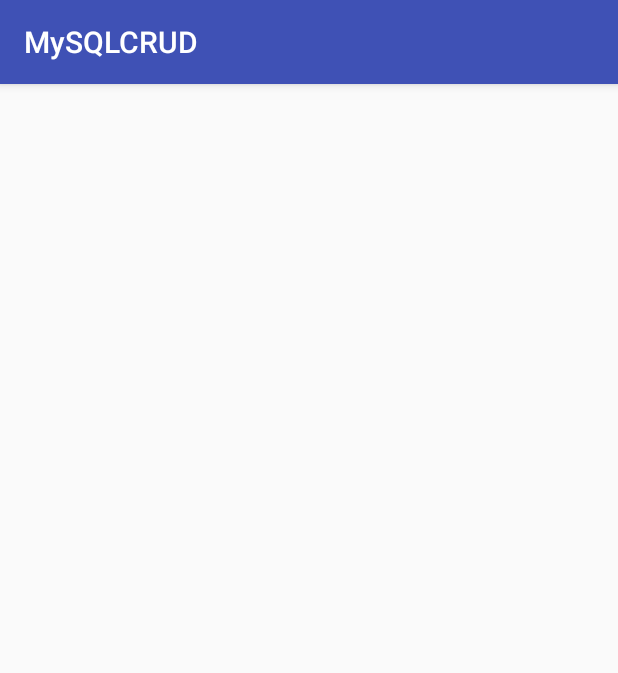
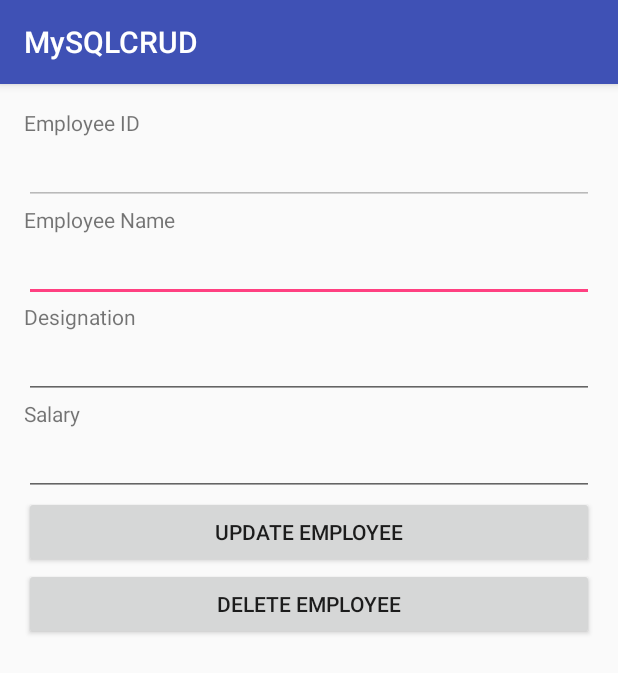
Before and after one commit to GalaWLDM/MySQLCRUD1, an Android app: the ViewEmployee screen opened directly, with no data from a screen before it, on a phone screen of 412 x 824 dp. Shown: the top 673 px of the screen. Run offline under Robolectric (Android 15) with nearby library versions, the phone set to English and light mode, and no system bars.

Commit message:
Update activity_view_employee.xml

```diff
--- a/app/src/main/res/layout/activity_view_employee.xml
+++ b/app/src/main/res/layout/activity_view_employee.xml
@@ -1,13 +1,63 @@
-<?xml version="1.0" encoding="utf-8"?>
-<RelativeLayout xmlns:android="http://schemas.android.com/apk/res/android"
-    xmlns:tools="http://schemas.android.com/tools"
-    android:id="@+id/activity_view_employee"
-    android:layout_width="match_parent"
-    android:layout_height="match_parent"
-    android:paddingBottom="@dimen/activity_vertical_margin"
-    android:paddingLeft="@dimen/activity_horizontal_margin"
+<LinearLayout xmlns:android="http://schemas.android.com/apk/res/android"
+    xmlns:tools="http://schemas.android.com/tools" android:layout_width="match_parent"
+    android:orientation="vertical"
+    android:layout_height="match_parent" android:paddingLeft="@dimen/activity_horizontal_margin"
     android:paddingRight="@dimen/activity_horizontal_margin"
     android:paddingTop="@dimen/activity_vertical_margin"
-    tools:context="com.example.lds.mysqlcrud.ViewEmployee">
+    android:paddingBottom="@dimen/activity_vertical_margin"
+    tools:context="net.simplifiedcoding.mysqlcrud.ViewEmployee">
 
-</RelativeLayout>
+    <TextView
+        android:layout_width="wrap_content"
+        android:layout_height="wrap_content"
+        android:text="Employee ID" />
+
+    <EditText
+        android:layout_width="match_parent"
+        android:layout_height="wrap_content"
+        android:enabled="false"
+        android:id="@+id/editTextId" />
+
+    <TextView
+        android:layout_width="wrap_content"
+        android:layout_height="wrap_content"
+        android:text="Employee Name" />
+
+    <EditText
+        android:layout_width="match_parent"
+        android:layout_height="wrap_content"
+        android:id="@+id/editTextName" />
+
+    <TextView
+        android:layout_width="wrap_content"
+        android:layout_height="wrap_content"
+        android:text="Designation" />
+
+    <EditText
+        android:layout_width="match_parent"
+        android:layout_height="wrap_content"
+        android:id="@+id/editTextDesg" />
+
+    <TextView
+        android:layout_width="wrap_content"
+        android:layout_height="wrap_content"
+        android:text="Salary" />
+
+    <EditText
+        android:layout_width="match_parent"
+        android:layout_height="wrap_content"
+        android:id="@+id/editTextSalary" />
+
+    <Button
+        android:layout_width="match_parent"
+        android:layout_height="wrap_content"
+        android:text="Update Employee"
+        android:id="@+id/buttonUpdate" />
+
+    <Button
+        android:layout_width="match_parent"
+        android:layout_height="wrap_content"
+        android:text="Delete Employee"
+        android:id="@+id/buttonDelete" />
+
+</LinearLayout>
```
